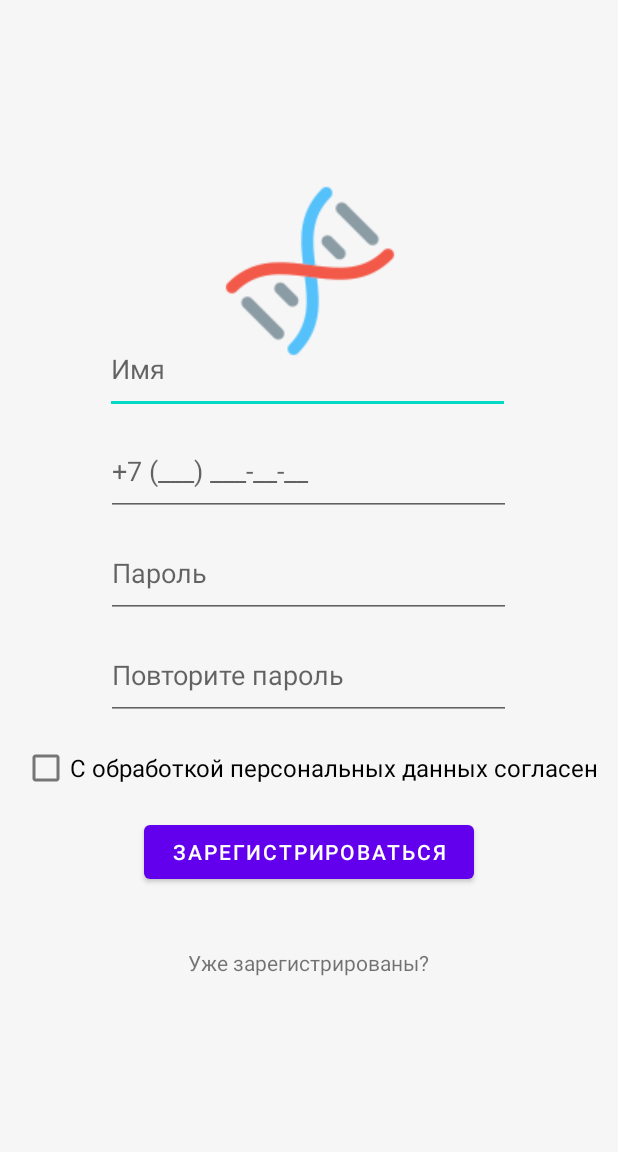
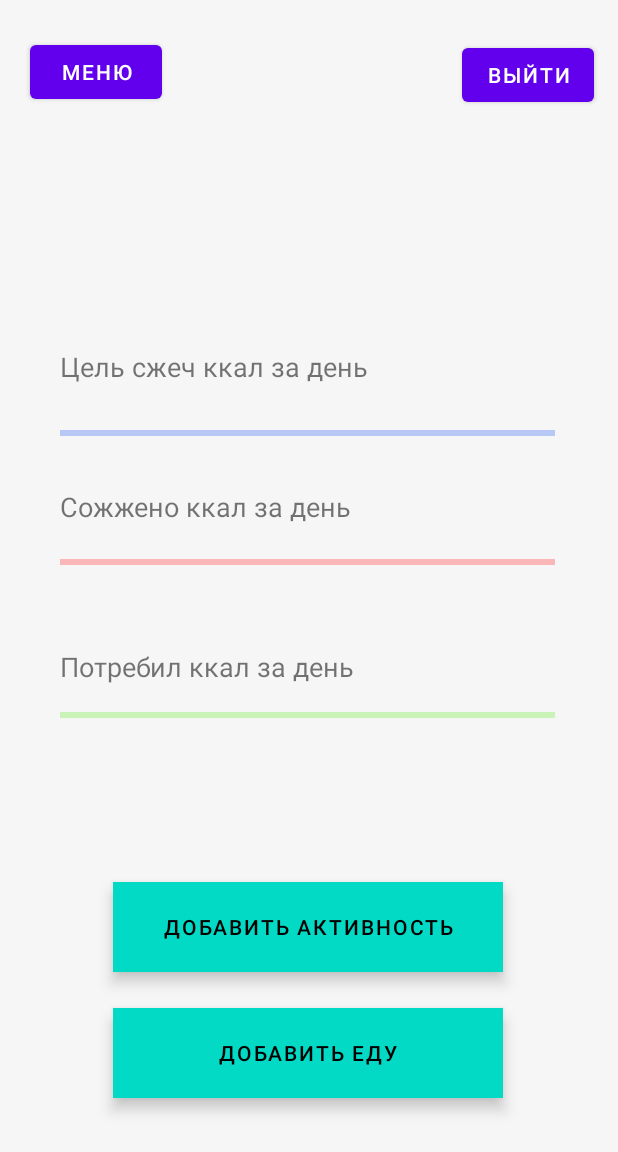
Before and after one commit to good-gis/calories, an Android app: the layout main_activity.xml on its own in the app's theme, with its tools: preview values and no code run, on a phone screen of 412 x 824 dp. Shown: the top 1152 px of the screen. Run offline under Robolectric (Android 15) with nearby library versions, the phone set to English and light mode, and no system bars.

Commit message:
main_activity.xml was added

```diff
--- a/app/src/main/java/com/example/callories/MainActivity.java
+++ b/app/src/main/java/com/example/callories/MainActivity.java
@@ -9,6 +9,6 @@ public class MainActivity extends AppCompatActivity {
     @Override
     protected void onCreate(Bundle savedInstanceState) {
         super.onCreate(savedInstanceState);
-        setContentView(R.layout.registration);
+        setContentView(R.layout.main_activity);
     }
 }
--- a/app/src/main/res/layout/authorization.xml
+++ b/app/src/main/res/layout/authorization.xml
@@ -16,7 +16,7 @@
         android:text="@string/not_register"
         app:layout_constraintEnd_toEndOf="parent"
         app:layout_constraintStart_toStartOf="parent"
-        app:layout_constraintTop_toBottomOf="@+id/submitButton" />
+        app:layout_constraintTop_toBottomOf="@+id/addActivity" />
 
     <EditText
         android:id="@+id/regPhone"
@@ -49,7 +49,7 @@
         app:layout_constraintTop_toBottomOf="@+id/regPassword" />
 
     <Button
-        android:id="@+id/submitButton"
+        android:id="@+id/addActivity"
         android:layout_width="120dp"
         android:layout_height="48dp"
         android:layout_marginStart="145dp"
--- a/app/src/main/res/layout/main_activity.xml
+++ b/app/src/main/res/layout/main_activity.xml
@@ -4,118 +4,140 @@
     xmlns:tools="http://schemas.android.com/tools"
     android:layout_width="match_parent"
     android:layout_height="match_parent"
-    android:background="#F6F6F6">
+    android:background="#F6F6F6"
+    tools:layout_editor_absoluteX="-17dp"
+    tools:layout_editor_absoluteY="-49dp">
 
-    <ImageButton
-        android:id="@+id/logo"
-        android:layout_width="wrap_content"
-        android:layout_height="wrap_content"
-        android:layout_marginStart="142dp"
-        android:layout_marginTop="70dp"
-        android:layout_marginEnd="141dp"
-        android:layout_marginBottom="533dp"
-        android:background="#F6F6F6"
+    <Button
+        android:id="@+id/addActivity"
+        style="@style/Widget.MaterialComponents.ExtendedFloatingActionButton"
+        android:layout_width="260dp"
+        android:layout_height="60dp"
+        android:layout_marginStart="75dp"
+        android:layout_marginBottom="24dp"
+        android:text="@string/add_activity"
+        app:layout_constraintBottom_toTopOf="@+id/addFood"
+        app:layout_constraintStart_toStartOf="parent" />
+
+    <Button
+        android:id="@+id/addFood"
+        style="@style/Widget.MaterialComponents.ExtendedFloatingActionButton"
+        android:layout_width="260dp"
+        android:layout_height="60dp"
+        android:layout_marginStart="75dp"
+        android:layout_marginBottom="92dp"
+        android:text="@string/add_food"
         app:layout_constraintBottom_toBottomOf="parent"
-        app:layout_constraintEnd_toEndOf="parent"
-        app:layout_constraintStart_toStartOf="parent"
-        app:layout_constraintTop_toTopOf="parent"
-        app:srcCompat="@drawable/dna" />
+        app:layout_constraintStart_toStartOf="parent" />
 
-    <EditText
-        android:id="@+id/personName"
-        android:layout_width="270dp"
-        android:layout_height="60dp"
-        android:layout_marginStart="70dp"
-        android:layout_marginTop="216dp"
-        android:layout_marginEnd="71dp"
-        android:ems="10"
-        android:hint="Имя"
-        android:inputType="textPersonName"
+    <ProgressBar
+        android:id="@+id/goalBurnCalories"
+        style="@android:style/Widget.DeviceDefault.Light.ProgressBar.Horizontal"
+        android:layout_width="330dp"
+        android:layout_height="50dp"
+        android:layout_marginStart="40dp"
+        android:layout_marginTop="4dp"
+        android:layout_marginEnd="41dp"
+        android:indeterminate="false"
+        android:progressBackgroundTint="#0044F3"
         app:layout_constraintEnd_toEndOf="parent"
         app:layout_constraintHorizontal_bias="0.0"
         app:layout_constraintStart_toStartOf="parent"
+        app:layout_constraintTop_toBottomOf="@+id/goalBurnCaloriesText" />
+
+    <TextView
+        android:id="@+id/goalBurnCaloriesText"
+        android:layout_width="217dp"
+        android:layout_height="28dp"
+        android:layout_marginStart="40dp"
+        android:layout_marginBottom="564dp"
+        android:text="@string/goal_burn_cal"
+        android:textSize="18sp"
+        app:layout_constraintBottom_toBottomOf="parent"
+        app:layout_constraintStart_toStartOf="parent" />
+
+    <TextView
+        android:id="@+id/burnedCaloriesText"
+        android:layout_width="217dp"
+        android:layout_height="28dp"
+        android:layout_marginStart="40dp"
+        android:layout_marginTop="11dp"
+        android:text="@string/burned_cal"
+        android:textSize="18sp"
+        app:layout_constraintBottom_toTopOf="@+id/burnedCalories"
+        app:layout_constraintStart_toStartOf="parent"
+        app:layout_constraintTop_toBottomOf="@+id/goalBurnCalories"
+        app:layout_constraintVertical_bias="0.0" />
+
+    <TextView
+        android:id="@+id/eatenCaloriesText"
+        android:layout_width="217dp"
+        android:layout_height="28dp"
+        android:layout_marginStart="40dp"
+        android:layout_marginTop="41dp"
+        android:text="@string/eaten_cal"
+        android:textSize="18sp"
+        app:layout_constraintBottom_toTopOf="@+id/eatenCalories"
+        app:layout_constraintStart_toStartOf="parent"
+        app:layout_constraintTop_toBottomOf="@+id/burnedCalories"
+        app:layout_constraintVertical_bias="0.555" />
+
+    <ProgressBar
+        android:id="@+id/eatenCalories"
+        style="@android:style/Widget.DeviceDefault.Light.ProgressBar.Horizontal"
+        android:layout_width="330dp"
+        android:layout_height="50dp"
+        android:layout_marginStart="40dp"
+        android:layout_marginTop="52dp"
+        android:layout_marginEnd="41dp"
+        android:layout_marginBottom="339dp"
+        android:indeterminate="false"
+        android:progressBackgroundTint="#45E800"
+        app:layout_constraintBottom_toBottomOf="parent"
+        app:layout_constraintEnd_toEndOf="parent"
+        app:layout_constraintHorizontal_bias="0.0"
+        app:layout_constraintStart_toStartOf="parent"
+        app:layout_constraintTop_toBottomOf="@+id/burnedCalories"
+        app:layout_constraintVertical_bias="0.0" />
+
+    <ProgressBar
+        android:id="@+id/burnedCalories"
+        style="@android:style/Widget.DeviceDefault.Light.ProgressBar.Horizontal"
+        android:layout_width="330dp"
+        android:layout_height="50dp"
+        android:layout_marginStart="40dp"
+        android:layout_marginTop="36dp"
+        android:layout_marginEnd="41dp"
+        android:layout_marginBottom="441dp"
+        android:indeterminate="false"
+        android:progressBackgroundTint="#FF0000"
+        app:layout_constraintBottom_toBottomOf="parent"
+        app:layout_constraintEnd_toEndOf="parent"
+        app:layout_constraintHorizontal_bias="0.0"
+        app:layout_constraintStart_toStartOf="parent"
+        app:layout_constraintTop_toBottomOf="@+id/goalBurnCalories"
+        app:layout_constraintVertical_bias="0.0" />
+
+    <Button
+        android:id="@+id/singOut"
+        android:layout_width="wrap_content"
+        android:layout_height="wrap_content"
+        android:layout_marginTop="26dp"
+        android:layout_marginEnd="16dp"
+        android:text="@string/sing_out"
+        app:layout_constraintEnd_toEndOf="parent"
         app:layout_constraintTop_toTopOf="parent" />
 
-    <EditText
-        android:id="@+id/regPhone"
-        android:layout_width="270dp"
-        android:layout_height="60dp"
-        android:layout_marginStart="70dp"
-        android:layout_marginTop="8dp"
-        android:layout_marginEnd="71dp"
-        android:ems="10"
-        android:hint="@string/phone_hint"
-        android:inputType="phone"
-        android:textAlignment="viewStart"
-        app:layout_constraintEnd_toEndOf="parent"
-        app:layout_constraintStart_toStartOf="parent"
-        app:layout_constraintTop_toBottomOf="@+id/personName" />
-
-    <EditText
-        android:id="@+id/regPassword"
-        android:layout_width="270dp"
-        android:layout_height="60dp"
-        android:layout_marginStart="70dp"
-        android:layout_marginTop="8dp"
-        android:layout_marginEnd="71dp"
-        android:ems="10"
-        android:hint="@string/password"
-        android:inputType="textPassword"
-        android:textAlignment="viewStart"
-        app:layout_constraintEnd_toEndOf="parent"
-        app:layout_constraintStart_toStartOf="parent"
-        app:layout_constraintTop_toBottomOf="@+id/regPhone" />
-
-    <EditText
-        android:id="@+id/regPassword2"
-        android:layout_width="270dp"
-        android:layout_height="60dp"
-        android:layout_marginStart="70dp"
-        android:layout_marginTop="8dp"
-        android:layout_marginEnd="71dp"
-        android:ems="10"
-        android:hint="@string/repeat_password"
-        android:inputType="textPassword"
-        android:textAlignment="viewStart"
-        app:layout_constraintEnd_toEndOf="parent"
-        app:layout_constraintStart_toStartOf="parent"
-        app:layout_constraintTop_toBottomOf="@+id/regPassword" />
-
-    <CheckBox
-        android:id="@+id/privateData"
+    <Button
+        android:id="@+id/menu"
         android:layout_width="wrap_content"
         android:layout_height="wrap_content"
-        android:layout_marginStart="16dp"
-        android:layout_marginTop="8dp"
-        android:layout_marginEnd="15dp"
-        android:text="@string/policy_agreement"
-        android:textSize="16sp"
-        app:layout_constraintEnd_toEndOf="parent"
+        android:layout_marginStart="19dp"
+        android:layout_marginTop="24dp"
+        android:layout_marginEnd="200dp"
+        android:text="@string/menu"
+        app:layout_constraintEnd_toStartOf="@+id/singOut"
         app:layout_constraintStart_toStartOf="parent"
-        app:layout_constraintTop_toBottomOf="@+id/regPassword2" />
-
-    <Button
-        android:id="@+id/submitButton"
-        android:layout_width="220dp"
-        android:layout_height="48dp"
-        android:layout_marginStart="95dp"
-        android:layout_marginTop="8dp"
-        android:layout_marginEnd="96dp"
-        android:text="@string/register"
-        app:layout_constraintEnd_toEndOf="parent"
-        app:layout_constraintStart_toStartOf="parent"
-        app:layout_constraintTop_toBottomOf="@+id/privateData" />
-
-    <TextView
-        android:id="@+id/authLink"
-        android:layout_width="wrap_content"
-        android:layout_height="wrap_content"
-        android:layout_marginStart="124dp"
-        android:layout_marginTop="40dp"
-        android:layout_marginEnd="125dp"
-        android:text="@string/already_register"
-        app:layout_constraintEnd_toEndOf="parent"
-        app:layout_constraintStart_toStartOf="parent"
-        app:layout_constraintTop_toBottomOf="@+id/submitButton" />
+        app:layout_constraintTop_toTopOf="parent" />
 
 </androidx.constraintlayout.widget.ConstraintLayout>
--- a/app/src/main/res/layout/registration.xml
+++ b/app/src/main/res/layout/registration.xml
@@ -29,7 +29,7 @@
         android:layout_marginTop="216dp"
         android:layout_marginEnd="71dp"
         android:ems="10"
-        android:hint="Имя"
+        android:hint="@string/name"
         android:inputType="textPersonName"
         app:layout_constraintEnd_toEndOf="parent"
         app:layout_constraintHorizontal_bias="0.0"
@@ -95,7 +95,7 @@
         app:layout_constraintTop_toBottomOf="@+id/regPassword2" />
 
     <Button
-        android:id="@+id/submitButton"
+        android:id="@+id/addActivity"
         android:layout_width="220dp"
         android:layout_height="48dp"
         android:layout_marginStart="95dp"
@@ -116,6 +116,6 @@
         android:text="@string/already_register"
         app:layout_constraintEnd_toEndOf="parent"
         app:layout_constraintStart_toStartOf="parent"
-        app:layout_constraintTop_toBottomOf="@+id/submitButton" />
+        app:layout_constraintTop_toBottomOf="@+id/addActivity" />
 
 </androidx.constraintlayout.widget.ConstraintLayout>
--- a/app/src/main/res/values/strings.xml
+++ b/app/src/main/res/values/strings.xml
@@ -9,4 +9,12 @@
     <string name="already_register">Уже зарегистрированы?</string>
     <string name="policy_agreement">С обработкой персональных данных согласен</string>
     <string name="repeat_password">Повторите пароль</string>
+    <string name="name">Имя</string>
+    <string name="add_activity">Добавить активность</string>
+    <string name="add_food">Добавить еду</string>
+    <string name="goal_burn_cal">Цель сжеч ккал за день</string>
+    <string name="burned_cal">Сожжено ккал за день</string>
+    <string name="eaten_cal">Потребил ккал за день</string>
+    <string name="sing_out">Выйти</string>
+    <string name="menu">Меню</string>
 </resources>
--- a/build.gradle
+++ b/build.gradle
@@ -5,7 +5,7 @@ buildscript {
         mavenCentral()
     }
     dependencies {
-        classpath "com.android.tools.build:gradle:7.0.4"
+        classpath 'com.android.tools.build:gradle:7.1.0'
 
         // NOTE: Do not place your application dependencies here; they belong
         // in the individual module build.gradle files
```
Also changed, not shown: gradle/wrapper/gradle-wrapper.properties.
